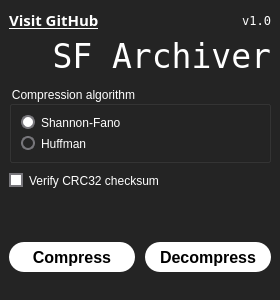
The window that sf_app/gui/main_window.ui (Yarosvet/sf_archiver) describes before a commit, drawn with Qt 5.
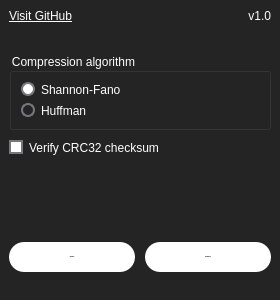
The same window after the commit. Icons and pictures are not drawn.

Commit message: Fonts fixed; Logo created

```diff
--- a/sf_app/gui/main_window.ui
+++ b/sf_app/gui/main_window.ui
@@ -118,14 +118,6 @@
        <layout class="QHBoxLayout" name="horizontalLayout_4">
         <item>
          <widget class="QLabel" name="label_2">
-          <property name="font">
-           <font>
-            <family>Cantarell Light</family>
-            <pointsize>11</pointsize>
-            <bold>true</bold>
-            <underline>true</underline>
-           </font>
-          </property>
           <property name="text">
            <string>&lt;a href=&quot;https://github.com/Yarosvet/sf_archiver&quot; style=&quot;color: white&quot;&gt;Visit GitHub&lt;/a&gt;</string>
           </property>
@@ -142,11 +134,6 @@
         </item>
         <item>
          <widget class="QLabel" name="version_label">
-          <property name="font">
-           <font>
-            <family>DejaVu Sans Mono</family>
-           </font>
-          </property>
           <property name="text">
            <string>v1.0</string>
           </property>
@@ -159,15 +146,14 @@
       </item>
       <item>
        <widget class="QLabel" name="label">
-        <property name="font">
-         <font>
-          <family>DejaVu Sans Mono</family>
-          <pointsize>25</pointsize>
-          <bold>false</bold>
-         </font>
-        </property>
         <property name="text">
-         <string>SF Archiver</string>
+         <string/>
+        </property>
+        <property name="pixmap">
+         <pixmap>img/sf_logo.png</pixmap>
+        </property>
+        <property name="scaledContents">
+         <bool>false</bool>
         </property>
         <property name="alignment">
          <set>Qt::AlignRight|Qt::AlignTrailing|Qt::AlignVCenter</set>
@@ -248,7 +234,9 @@
        <widget class="QPushButton" name="compress_button">
         <property name="font">
          <font>
-          <pointsize>12</pointsize>
+          <family>Roboto</family>
+          <pointsize>-1</pointsize>
+          <italic>false</italic>
           <bold>true</bold>
          </font>
         </property>
@@ -264,7 +252,9 @@
        <widget class="QPushButton" name="decompress_button">
         <property name="font">
          <font>
-          <pointsize>12</pointsize>
+          <family>Roboto</family>
+          <pointsize>-1</pointsize>
+          <italic>false</italic>
           <bold>true</bold>
          </font>
         </property>
```
Left out of the diff: 6 changed lines with no effect on the pictures. The commit also changes 4 other files.
